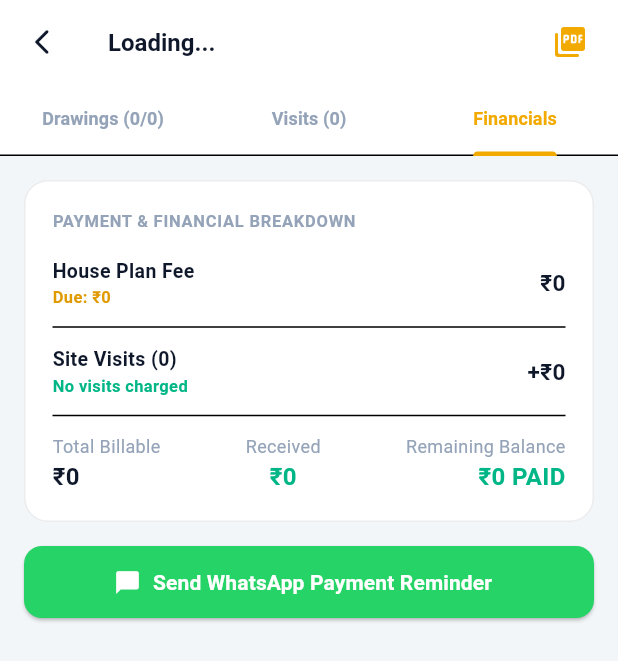
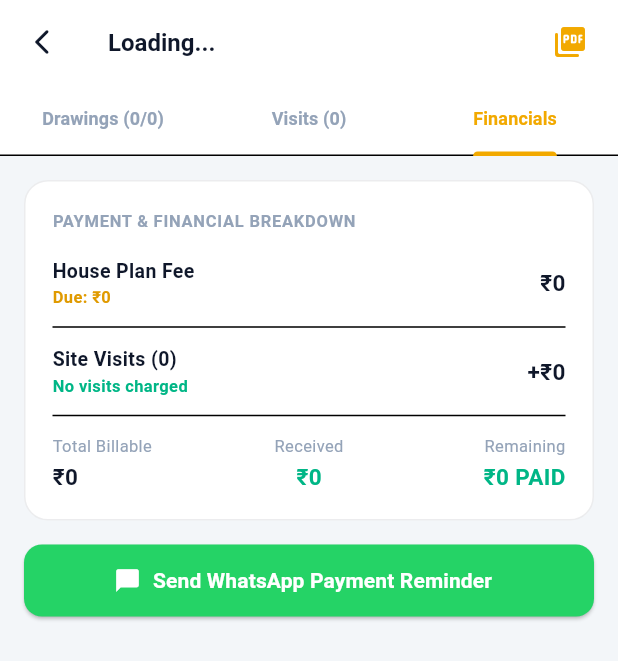
Before and after one commit to Tanvir4801/YS-Trackify, a Flutter app: the HousePlanDetailScreen screen opened directly with empty values, tab 3 chosen, on a phone screen of 412 x 824 dp. Shown: the top 661 px of the screen. Run offline on Flutter 3.47's test engine with Material 3 defaults, Android fonts, the phone set to English and light mode, and no system bars; our stand-ins replace cloud_firestore, cloud_functions, connectivity_plus, device_info_plus, firebase_auth, firebase_core and 16 more; missing offline and left inert: dart:html, excel, firebase_app_check, mobile_scanner; accounts and stored records are empty.

Commit message:
fix: resolve RenderFlex horizontal overflow in site visits list and detail headers

```diff
--- a/lib/screens/plans/house_plan_detail_screen.dart
+++ b/lib/screens/plans/house_plan_detail_screen.dart
@@ -112,11 +112,15 @@ class _HousePlanDetailScreenState extends State<HousePlanDetailScreen>
             Text(
               owner.ownerName,
               style: TextStyle(fontSize: 16, fontWeight: FontWeight.bold, color: textPrimary),
+              maxLines: 1,
+              overflow: TextOverflow.ellipsis,
             ),
             if (owner.villageCity.isNotEmpty)
               Text(
                 '${owner.villageCity} • Plan #${owner.planNo}',
                 style: TextStyle(fontSize: 11, color: textMuted),
+                maxLines: 1,
+                overflow: TextOverflow.ellipsis,
               ),
           ],
         ),
@@ -381,9 +385,12 @@ class _HousePlanDetailScreenState extends State<HousePlanDetailScreen>
                       const SizedBox(height: 2),
                       Row(
                         children: [
-                          Text(
+                          Flexible(
+                            child: Text(
                               drawing.category,
+                              overflow: TextOverflow.ellipsis,
                               style: TextStyle(fontSize: 10, color: textMuted),
+                            ),
                           ),
                           if (drawing.completedDate != null) ...[
                             Text(' • ', style: TextStyle(fontSize: 10, color: textMuted)),
@@ -539,15 +546,27 @@ class _HousePlanDetailScreenState extends State<HousePlanDetailScreen>
                       crossAxisAlignment: CrossAxisAlignment.start,
                       children: [
                         Row(
-                          mainAxisAlignment: MainAxisAlignment.spaceBetween,
+                          crossAxisAlignment: CrossAxisAlignment.start,
                           children: [
-                            Text(
+                            Expanded(
+                              child: Text(
                                 v.purpose,
-                              style: TextStyle(fontSize: 14, fontWeight: FontWeight.bold, color: textPrimary),
+                                style: TextStyle(
+                                  fontSize: 14,
+                                  fontWeight: FontWeight.bold,
+                                  color: textPrimary,
+                                  height: 1.25,
                                 ),
+                              ),
+                            ),
+                            const SizedBox(width: 8),
                             Text(
                               _currencyFmt.format(v.amount),
-                              style: TextStyle(fontSize: 14, fontWeight: FontWeight.bold, color: AppColors.primaryColor(context)),
+                              style: TextStyle(
+                                fontSize: 14,
+                                fontWeight: FontWeight.bold,
+                                color: AppColors.primaryColor(context),
+                              ),
                             ),
                           ],
                         ),
@@ -559,6 +578,7 @@ class _HousePlanDetailScreenState extends State<HousePlanDetailScreen>
                         if (v.notes.isNotEmpty) ...[
                           const SizedBox(height: 6),
                           Container(
+                            width: double.infinity,
                             padding: const EdgeInsets.all(8),
                             decoration: BoxDecoration(
                               color: isDark ? const Color(0xFF0F1A2A) : const Color(0xFFF8FAFC),
@@ -573,7 +593,11 @@ class _HousePlanDetailScreenState extends State<HousePlanDetailScreen>
                       ],
                     ),
                   ),
+                  const SizedBox(width: 4),
                   IconButton(
+                    visualDensity: VisualDensity.compact,
+                    padding: const EdgeInsets.all(4),
+                    constraints: const BoxConstraints(minWidth: 32, minHeight: 32),
                     icon: Icon(Icons.delete_outline_rounded, size: 18, color: AppColors.errorColor(context)),
                     onPressed: () async {
                       final confirm = await showDialog<bool>(
@@ -673,38 +697,51 @@ class _HousePlanDetailScreenState extends State<HousePlanDetailScreen>
               Row(
                 mainAxisAlignment: MainAxisAlignment.spaceBetween,
                 children: [
-                  Column(
+                  Expanded(
+                    child: Column(
                       crossAxisAlignment: CrossAxisAlignment.start,
                       children: [
-                      Text('Total Billable', style: TextStyle(fontSize: 12, color: textMuted)),
-                      Text(_currencyFmt.format(owner.totalBillableAmount), style: TextStyle(fontSize: 16, fontWeight: FontWeight.bold, color: textPrimary)),
+                        Text('Total Billable', style: TextStyle(fontSize: 11, color: textMuted), overflow: TextOverflow.ellipsis),
+                        const SizedBox(height: 2),
+                        Text(_currencyFmt.format(owner.totalBillableAmount), style: TextStyle(fontSize: 15, fontWeight: FontWeight.bold, color: textPrimary), overflow: TextOverflow.ellipsis),
                       ],
                     ),
-                  Column(
+                  ),
+                  const SizedBox(width: 8),
+                  Expanded(
+                    child: Column(
                       crossAxisAlignment: CrossAxisAlignment.center,
                       children: [
-                      Text('Received', style: TextStyle(fontSize: 12, color: textMuted)),
-                      Text(_currencyFmt.format(owner.calculatedTotalPaid), style: TextStyle(fontSize: 16, fontWeight: FontWeight.bold, color: emerald)),
+                        Text('Received', style: TextStyle(fontSize: 11, color: textMuted), overflow: TextOverflow.ellipsis),
+                        const SizedBox(height: 2),
+                        Text(_currencyFmt.format(owner.calculatedTotalPaid), style: TextStyle(fontSize: 15, fontWeight: FontWeight.bold, color: emerald), overflow: TextOverflow.ellipsis),
                       ],
                     ),
-                  Column(
+                  ),
+                  const SizedBox(width: 8),
+                  Expanded(
+                    child: Column(
                       crossAxisAlignment: CrossAxisAlignment.end,
                       children: [
                         Text(
                           owner.siteVisits.isNotEmpty && owner.isPlanFeeCleared && owner.visitsPending > 0
                               ? 'Visit Due'
-                            : 'Remaining Balance',
-                        style: TextStyle(fontSize: 12, color: textMuted),
+                              : 'Remaining',
+                          style: TextStyle(fontSize: 11, color: textMuted),
+                          overflow: TextOverflow.ellipsis,
                         ),
+                        const SizedBox(height: 2),
                         Text(
                           owner.netPending <= 0 ? '₹0 PAID' : _currencyFmt.format(owner.netPending),
                           style: TextStyle(
-                          fontSize: 16,
+                            fontSize: 15,
                             fontWeight: FontWeight.bold,
                             color: owner.netPending <= 0 ? emerald : amber,
                           ),
+                          overflow: TextOverflow.ellipsis,
                         ),
                       ],
+                    ),
                   ),
                 ],
               ),
--- a/lib/screens/plans/widgets/site_visit_bottom_sheet.dart
+++ b/lib/screens/plans/widgets/site_visit_bottom_sheet.dart
@@ -163,7 +163,8 @@ class _SiteVisitBottomSheetState extends State<SiteVisitBottomSheet> {
               Row(
                 mainAxisAlignment: MainAxisAlignment.spaceBetween,
                 children: [
-                  Column(
+                  Expanded(
+                    child: Column(
                       crossAxisAlignment: CrossAxisAlignment.start,
                       children: [
                         Text(
@@ -178,8 +179,11 @@ class _SiteVisitBottomSheetState extends State<SiteVisitBottomSheet> {
                         Text(
                           'Client: ${widget.owner.ownerName}',
                           style: TextStyle(fontSize: 12, color: textMuted),
+                          maxLines: 1,
+                          overflow: TextOverflow.ellipsis,
                         ),
                       ],
+                    ),
                   ),
                   IconButton(
                     icon: const Icon(Icons.close_rounded),
```
Also changed, not shown: lib/screens/plans/house_plans_list_screen.dart (+14 -6 lines). Lines whose indentation alone changed are shown as unchanged.
